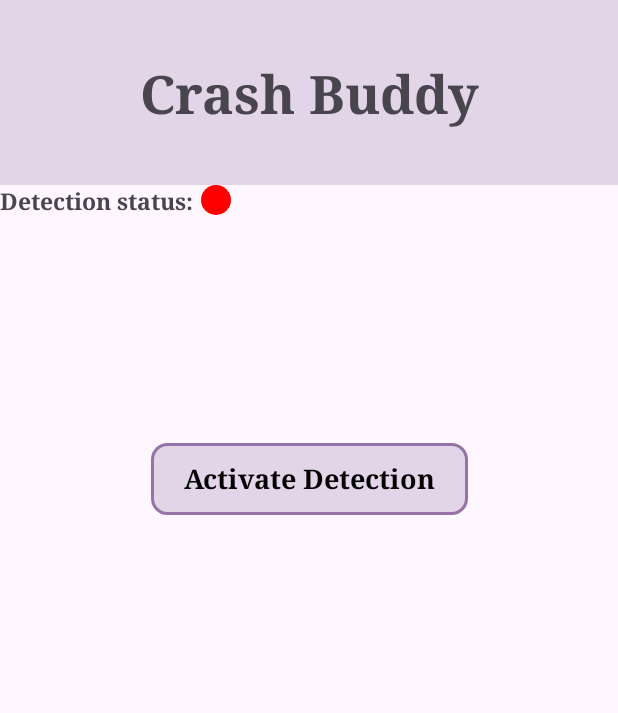
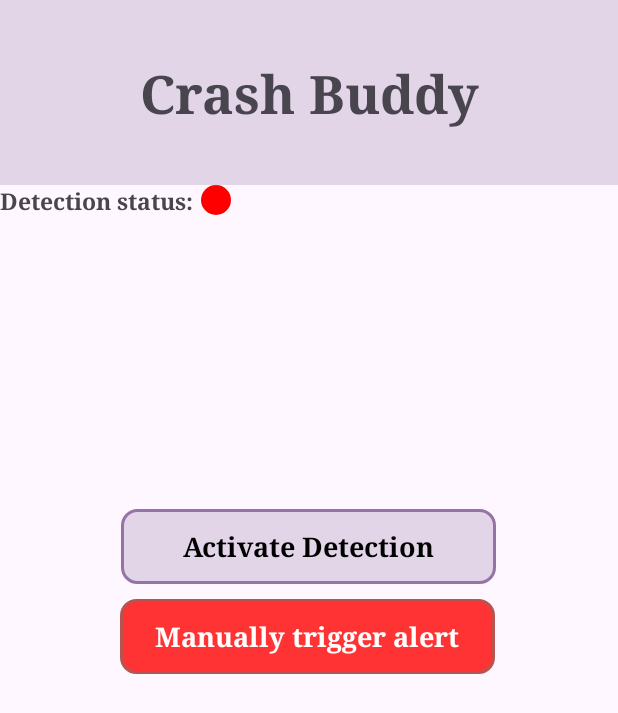
Before and after one commit to Hustini/ChrashBuddy, an Android app: the screen it shows after launch (MainActivity), on a phone screen of 412 x 824 dp. Shown: the top 713 px of the screen. Run offline under Robolectric (Android 15) with nearby library versions, the phone set to English and light mode, and no system bars.

Commit message:
added triggerAlarmButton button

```diff
--- /dev/null
+++ b/app/src/main/res/drawable/alarmbutton.xml
@@ -0,0 +1,15 @@
+<?xml version="1.0" encoding="utf-8"?>
+<shape xmlns:android="http://schemas.android.com/apk/res/android"
+    android:shape="rectangle" android:padding="10dp">
+    <solid android:color="#FF3333" />
+
+    <stroke
+        android:width="2dp"
+        android:color="#B85450" />
+
+    <corners
+        android:bottomRightRadius="10dp"
+        android:bottomLeftRadius="10dp"
+        android:topLeftRadius="10dp"
+        android:topRightRadius="10dp"/>
+</shape>
--- a/app/src/main/res/layout/activity_main.xml
+++ b/app/src/main/res/layout/activity_main.xml
@@ -55,18 +55,35 @@
 
     <TextView
         android:id="@+id/activationButton"
-        android:layout_width="211dp"
-        android:layout_height="48dp"
-        android:layout_marginTop="172dp"
+        android:layout_width="250dp"
+        android:layout_height="50dp"
+        android:layout_marginTop="216dp"
         android:background="@drawable/custombutton"
+        android:fontFamily="serif"
         android:gravity="center"
         android:text="Activate Detection"
         android:textColor="#000000"
         android:textSize="18sp"
-        android:fontFamily="serif"
         android:textStyle="bold"
         app:layout_constraintEnd_toEndOf="parent"
+        app:layout_constraintHorizontal_bias="0.496"
         app:layout_constraintStart_toStartOf="parent"
         app:layout_constraintTop_toBottomOf="@+id/topBox" />
 
+    <TextView
+        android:id="@+id/triggerAlarmButton"
+        android:layout_width="250dp"
+        android:layout_height="50dp"
+        android:layout_marginStart="80dp"
+        android:layout_marginTop="10dp"
+        android:background="@drawable/alarmbutton"
+        android:fontFamily="serif"
+        android:gravity="center"
+        android:text="Manually trigger alert"
+        android:textColor="#FFFFFF"
+        android:textSize="18sp"
+        android:textStyle="bold"
+        app:layout_constraintStart_toStartOf="parent"
+        app:layout_constraintTop_toBottomOf="@+id/activationButton" />
+
 </androidx.constraintlayout.widget.ConstraintLayout>
```
